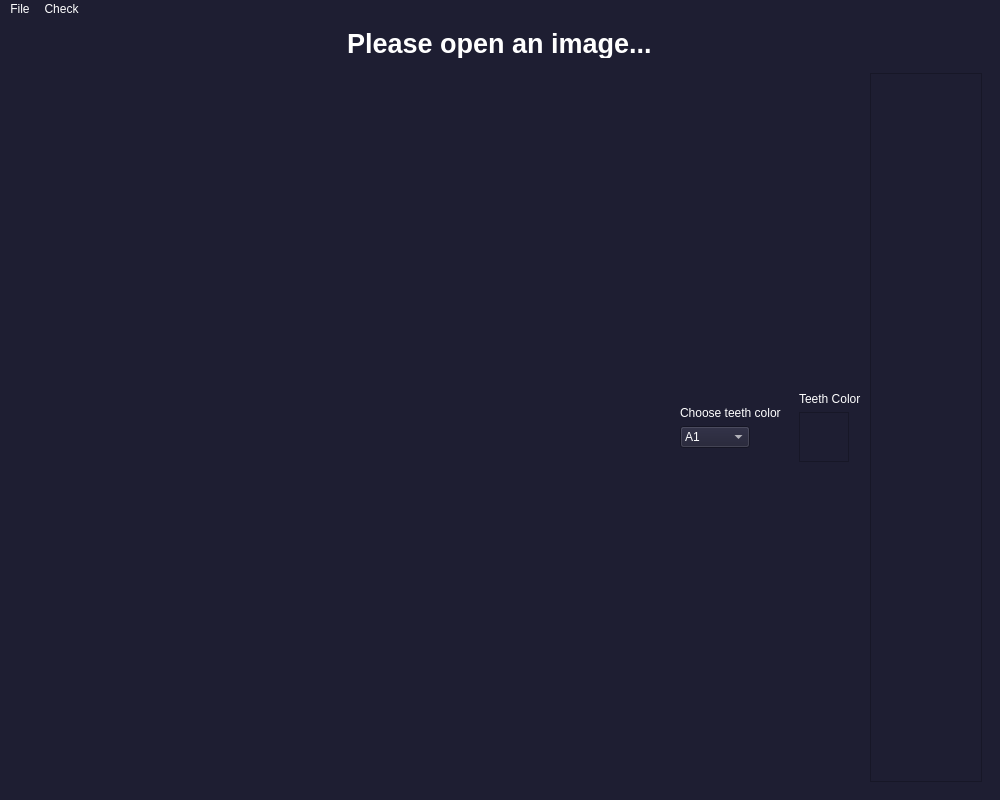
First picture: the form in app.ui, repository ahmed-sedky/smile-design, before the edit.
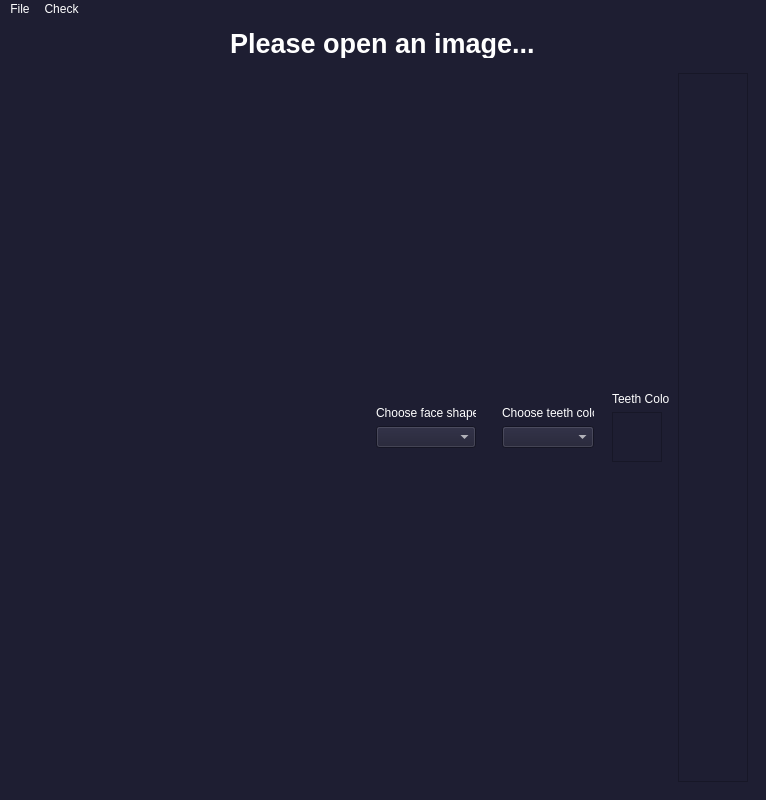
Second picture: the form after the edit. Custom widgets are drawn as their Qt base class.

Commit message: Add dragging to template and drop menu for face shapes

Patch:
```diff
--- a/app.ui
+++ b/app.ui
@@ -6,7 +6,7 @@
    <rect>
     <x>0</x>
     <y>0</y>
-    <width>1000</width>
+    <width>766</width>
     <height>800</height>
    </rect>
   </property>
@@ -81,7 +81,149 @@
       </property>
      </widget>
     </item>
-    <item row="1" column="3" alignment="Qt::AlignHCenter">
+    <item row="0" column="0" colspan="5" alignment="Qt::AlignHCenter">
+     <widget class="QLabel" name="statusLabel">
+      <property name="minimumSize">
+       <size>
+        <width>0</width>
+        <height>30</height>
+       </size>
+      </property>
+      <property name="maximumSize">
+       <size>
+        <width>16777215</width>
+        <height>30</height>
+       </size>
+      </property>
+      <property name="font">
+       <font>
+        <pointsize>20</pointsize>
+        <weight>75</weight>
+        <bold>true</bold>
+       </font>
+      </property>
+      <property name="text">
+       <string>Please open an image...</string>
+      </property>
+     </widget>
+    </item>
+    <item row="1" column="1">
+     <widget class="QWidget" name="seperator" native="true"/>
+    </item>
+    <item row="1" column="0">
+     <widget class="PhotoViewer" name="image">
+      <property name="maximumSize">
+       <size>
+        <width>620</width>
+        <height>620</height>
+       </size>
+      </property>
+      <property name="styleSheet">
+       <string notr="true"/>
+      </property>
+      <property name="frameShape">
+       <enum>QFrame::NoFrame</enum>
+      </property>
+      <property name="lineWidth">
+       <number>0</number>
+      </property>
+      <property name="verticalScrollBarPolicy">
+       <enum>Qt::ScrollBarAlwaysOff</enum>
+      </property>
+      <property name="horizontalScrollBarPolicy">
+       <enum>Qt::ScrollBarAlwaysOff</enum>
+      </property>
+      <property name="transformationAnchor">
+       <enum>QGraphicsView::AnchorUnderMouse</enum>
+      </property>
+      <property name="resizeAnchor">
+       <enum>QGraphicsView::AnchorUnderMouse</enum>
+      </property>
+     </widget>
+    </item>
+    <item row="1" column="3" alignment="Qt::AlignVCenter">
+     <widget class="QWidget" name="shapesWidget" native="true">
+      <property name="minimumSize">
+       <size>
+        <width>120</width>
+        <height>0</height>
+       </size>
+      </property>
+      <layout class="QHBoxLayout" name="horizontalLayout_2">
+       <item>
+        <widget class="QWidget" name="faceShapesWidget" native="true">
+         <property name="minimumSize">
+          <size>
+           <width>120</width>
+           <height>50</height>
+          </size>
+         </property>
+         <layout class="QVBoxLayout" name="verticalLayout_3">
+          <item>
+           <widget class="QLabel" name="ChangeFaceShape">
+            <property name="minimumSize">
+             <size>
+              <width>0</width>
+              <height>0</height>
+             </size>
+            </property>
+            <property name="maximumSize">
+             <size>
+              <width>100</width>
+              <height>20</height>
+             </size>
+            </property>
+            <property name="text">
+             <string>Choose face shape</string>
+            </property>
+           </widget>
+          </item>
+          <item>
+           <widget class="QComboBox" name="shapesComboBox">
+            <property name="minimumSize">
+             <size>
+              <width>0</width>
+              <height>0</height>
+             </size>
+            </property>
+            <property name="maximumSize">
+             <size>
+              <width>100</width>
+              <height>16777215</height>
+             </size>
+            </property>
+            <property name="currentIndex">
+             <number>-1</number>
+            </property>
+            <item>
+             <property name="text">
+              <string>Square</string>
+             </property>
+            </item>
+            <item>
+             <property name="text">
+              <string>Rectangle</string>
+             </property>
+            </item>
+            <item>
+             <property name="text">
+              <string>Triangle</string>
+             </property>
+            </item>
+            <item>
+             <property name="text">
+              <string>Oval</string>
+             </property>
+            </item>
+           </widget>
+          </item>
+         </layout>
+        </widget>
+       </item>
+      </layout>
+     </widget>
+    </item>
+    <item row="1" column="4">
      <widget class="QWidget" name="colorsWidget" native="true">
       <layout class="QHBoxLayout" name="horizontalLayout">
        <property name="spacing">
@@ -100,7 +242,7 @@
            <widget class="QLabel" name="ChangeTeethColor">
             <property name="maximumSize">
              <size>
-              <width>16777215</width>
+              <width>100</width>
               <height>20</height>
              </size>
             </property>
@@ -122,10 +264,13 @@
             </property>
             <property name="maximumSize">
              <size>
-              <width>70</width>
+              <width>100</width>
               <height>16777215</height>
              </size>
             </property>
+            <property name="currentIndex">
+             <number>-1</number>
+            </property>
             <item>
              <property name="text">
               <string>A1</string>
@@ -204,35 +349,6 @@
       </layout>
      </widget>
     </item>
-    <item row="1" column="1">
-     <widget class="QWidget" name="seperator" native="true"/>
-    </item>
-    <item row="0" column="0" colspan="4" alignment="Qt::AlignHCenter">
-     <widget class="QLabel" name="statusLabel">
-      <property name="minimumSize">
-       <size>
-        <width>0</width>
-        <height>30</height>
-       </size>
-      </property>
-      <property name="maximumSize">
-       <size>
-        <width>16777215</width>
-        <height>30</height>
-       </size>
-      </property>
-      <property name="font">
-       <font>
-        <pointsize>20</pointsize>
-        <weight>75</weight>
-        <bold>true</bold>
-       </font>
-      </property>
-      <property name="text">
-       <string>Please open an image...</string>
-      </property>
-     </widget>
-    </item>
    </layout>
   </widget>
   <widget class="QMenuBar" name="menubar">
@@ -240,7 +356,7 @@
     <rect>
      <x>0</x>
      <y>0</y>
-     <width>644</width>
+     <width>766</width>
      <height>21</height>
     </rect>
    </property>
```
Left out of the diff: 31 changed lines with no effect on the pictures. The commit also changes 8 other files.
